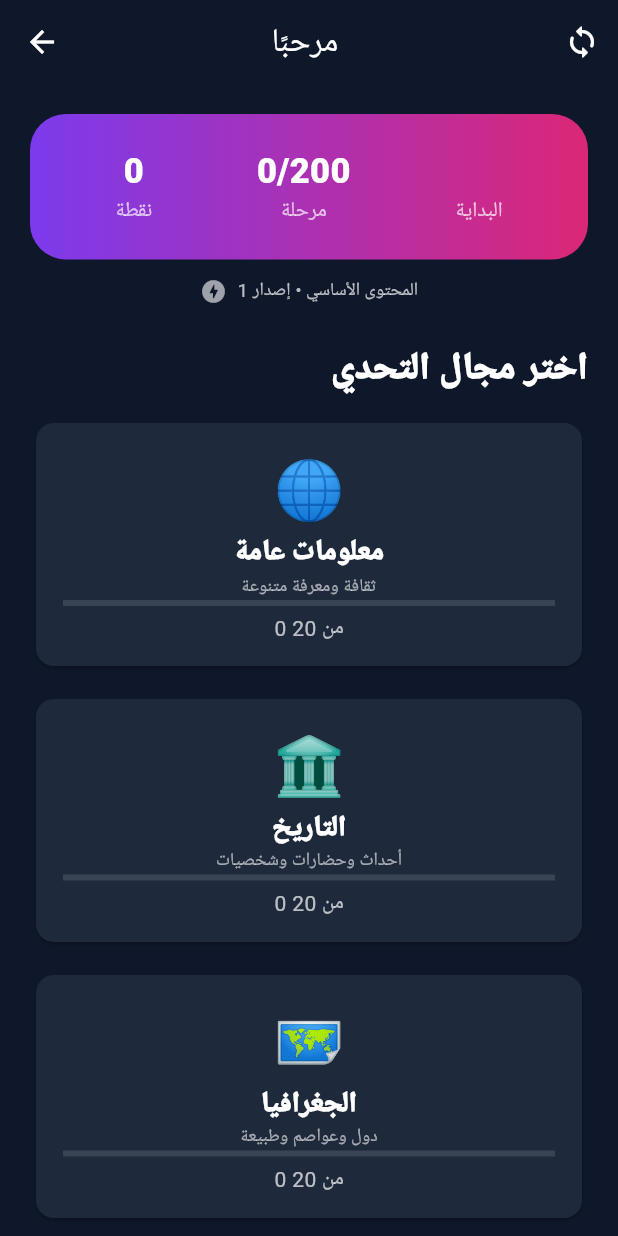
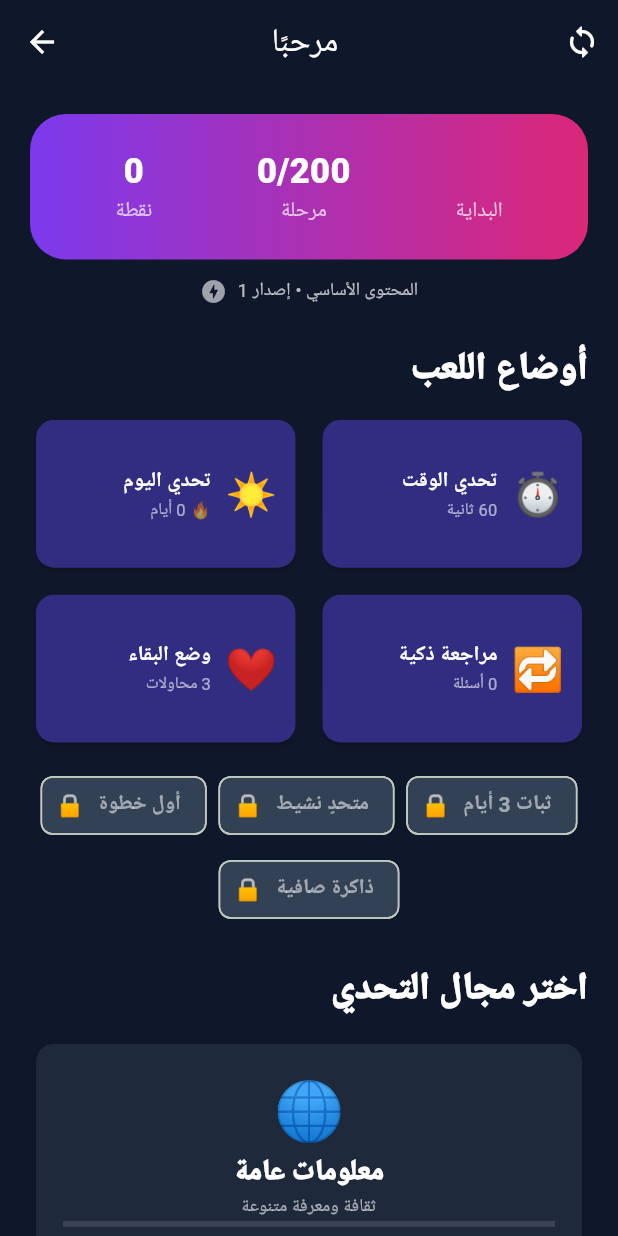
Before and after one commit to muatasemm-cmd/brain-adventure, a Flutter app: the AdultDashboardScreen screen opened directly with empty values, on a phone screen of 412 x 824 dp. Run offline on Flutter 3.47's test engine with Material 3 defaults, Android fonts, the light colour scheme and no system bars; our stand-ins replace shared_preferences, web; accounts and stored records are empty; network calls fail; Roboto replaces fonts that are missing (Arial).

Commit message:
Add daily and special adult challenge modes

```diff
--- a/lib/screens/adult_dashboard_screen.dart
+++ b/lib/screens/adult_dashboard_screen.dart
@@ -6,6 +6,7 @@ import '../services/adult_storage.dart';
 import '../services/online_content_service.dart';
 import '../data/adult_challenge_data.dart';
 import 'adult_levels_screen.dart';
+import 'adult_special_challenge_screen.dart';
 
 class AdultDashboardScreen extends StatefulWidget {
   final AdultPlayer player;
@@ -21,6 +22,8 @@ class _AdultDashboardScreenState extends State<AdultDashboardScreen> {
   Map<String, int> progress = {};
   OnlineContentResult? onlineContent;
   bool contentLoading = true;
+  Map<String, dynamic> daily = {};
+  Set<String> mistakes = {};
 
   @override
   void initState() {
@@ -32,10 +35,14 @@ class _AdultDashboardScreenState extends State<AdultDashboardScreen> {
     final results = await Future.wait([
       AdultStorage.loadProgress(widget.player.id),
       OnlineContentService.load(forceRefresh: true),
+      AdultStorage.loadDaily(widget.player.id),
+      AdultStorage.loadMistakes(widget.player.id),
     ]);
     progress = results[0] as Map<String, int>;
     onlineContent = results[1] as OnlineContentResult;
     categories = onlineContent!.categories;
+    daily = results[2] as Map<String, dynamic>;
+    mistakes = results[3] as Set<String>;
     contentLoading = false;
     if (mounted) setState(() {});
   }
@@ -124,6 +131,80 @@ class _AdultDashboardScreenState extends State<AdultDashboardScreen> {
             ),
             const SizedBox(height: 24),
             const Text(
+              'أوضاع اللعب',
+              textAlign: TextAlign.right,
+              textDirection: TextDirection.rtl,
+              style: TextStyle(
+                color: Colors.white,
+                fontSize: 25,
+                fontWeight: FontWeight.w900,
+              ),
+            ),
+            const SizedBox(height: 12),
+            GridView.count(
+              crossAxisCount: MediaQuery.sizeOf(context).width > 650 ? 4 : 2,
+              shrinkWrap: true,
+              physics: const NeverScrollableScrollPhysics(),
+              childAspectRatio: 1.7,
+              crossAxisSpacing: 10,
+              mainAxisSpacing: 10,
+              children: [
+                _ModeCard(
+                  icon: '☀️',
+                  title: 'تحدي اليوم',
+                  subtitle: '🔥 ${daily['streak'] ?? 0} أيام',
+                  onTap: () => openMode(AdultPlayMode.daily),
+                ),
+                _ModeCard(
+                  icon: '⏱️',
+                  title: 'تحدي الوقت',
+                  subtitle: '60 ثانية',
+                  onTap: () => openMode(AdultPlayMode.timed),
+                ),
+                _ModeCard(
+                  icon: '❤️',
+                  title: 'وضع البقاء',
+                  subtitle: '3 محاولات',
+                  onTap: () => openMode(AdultPlayMode.survival),
+                ),
+                _ModeCard(
+                  icon: '🔁',
+                  title: 'مراجعة ذكية',
+                  subtitle: '${mistakes.length} أسئلة',
+                  onTap: () => openMode(AdultPlayMode.review),
+                ),
+              ],
+            ),
+            const SizedBox(height: 14),
+            Wrap(
+              alignment: WrapAlignment.center,
+              spacing: 8,
+              runSpacing: 8,
+              children: [
+                _Achievement(
+                  label: 'أول خطوة',
+                  icon: '⭐',
+                  unlocked: progress.isNotEmpty,
+                ),
+                _Achievement(
+                  label: 'متحدٍ نشيط',
+                  icon: '🏅',
+                  unlocked: progress.length >= 10,
+                ),
+                _Achievement(
+                  label: 'ثبات 3 أيام',
+                  icon: '🔥',
+                  unlocked: (daily['streak'] as int? ?? 0) >= 3,
+                ),
+                _Achievement(
+                  label: 'ذاكرة صافية',
+                  icon: '🧠',
+                  unlocked: progress.isNotEmpty && mistakes.isEmpty,
+                ),
+              ],
+            ),
+            const SizedBox(height: 24),
+            const Text(
               'اختر مجال التحدي',
               textAlign: TextAlign.right,
               textDirection: TextDirection.rtl,
@@ -169,6 +250,21 @@ class _AdultDashboardScreenState extends State<AdultDashboardScreen> {
         ),
       ),
     );
+  }
+
+  Future<void> openMode(AdultPlayMode mode) async {
+    if (categories.isEmpty) return;
+    await Navigator.push(
+      context,
+      MaterialPageRoute(
+        builder: (_) => AdultSpecialChallengeScreen(
+          player: widget.player,
+          categories: categories,
+          mode: mode,
+        ),
+      ),
+    );
+    await load();
   }
 }
 
@@ -242,3 +338,82 @@ class _CategoryCard extends StatelessWidget {
     ),
   );
 }
+
+class _ModeCard extends StatelessWidget {
+  final String icon;
+  final String title;
+  final String subtitle;
+  final VoidCallback onTap;
+
+  const _ModeCard({
+    required this.icon,
+    required this.title,
+    required this.subtitle,
+    required this.onTap,
+  });
+
+  @override
+  Widget build(BuildContext context) => Card(
+    color: const Color(0xFF312E81),
+    child: InkWell(
+      onTap: onTap,
+      borderRadius: BorderRadius.circular(12),
+      child: Padding(
+        padding: const EdgeInsets.all(12),
+        child: Row(
+          textDirection: TextDirection.rtl,
+          children: [
+            Text(icon, style: const TextStyle(fontSize: 28)),
+            const SizedBox(width: 9),
+            Expanded(
+              child: Column(
+                mainAxisAlignment: MainAxisAlignment.center,
+                crossAxisAlignment: CrossAxisAlignment.end,
+                children: [
+                  Text(
+                    title,
+                    textDirection: TextDirection.rtl,
+                    style: const TextStyle(
+                      color: Colors.white,
+                      fontWeight: FontWeight.bold,
+                    ),
+                  ),
+                  Text(
+                    subtitle,
+                    textDirection: TextDirection.rtl,
+                    style: const TextStyle(color: Colors.white60, fontSize: 11),
+                  ),
+                ],
+              ),
+            ),
+          ],
+        ),
+      ),
+    ),
+  );
+}
+
+class _Achievement extends StatelessWidget {
+  final String label;
+  final String icon;
+  final bool unlocked;
+
+  const _Achievement({
+    required this.label,
+    required this.icon,
+    required this.unlocked,
+  });
+
+  @override
+  Widget build(BuildContext context) => Chip(
+    avatar: Text(unlocked ? icon : '🔒'),
+    label: Text(label),
+    backgroundColor: unlocked
+        ? const Color(0xFFFDE68A)
+        : const Color(0xFF334155),
+    labelStyle: TextStyle(
+      color: unlocked ? const Color(0xFF422006) : Colors.white54,
+      fontWeight: FontWeight.bold,
+    ),
+  );
+}
--- a/lib/services/adult_storage.dart
+++ b/lib/services/adult_storage.dart
@@ -51,6 +51,8 @@ class AdultStorage {
   }
 
   static String _progressKey(String playerId) => 'adult_progress_$playerId';
+  static String _mistakesKey(String playerId) => 'adult_mistakes_$playerId';
+  static String _dailyKey(String playerId) => 'adult_daily_$playerId';
 
   static Future<Map<String, int>> loadProgress(String playerId) async {
     final preferences = await SharedPreferences.getInstance();
@@ -73,4 +75,54 @@ class AdultStorage {
     final preferences = await SharedPreferences.getInstance();
     await preferences.setString(_progressKey(playerId), jsonEncode(progress));
   }
+
+  static Future<Set<String>> loadMistakes(String playerId) async {
+    final preferences = await SharedPreferences.getInstance();
+    return (preferences.getStringList(_mistakesKey(playerId)) ?? const [])
+        .toSet();
+  }
+
+  static Future<void> recordMistake(String playerId, String questionId) async {
+    final mistakes = await loadMistakes(playerId)
+      ..add(questionId);
+    final preferences = await SharedPreferences.getInstance();
+    await preferences.setStringList(_mistakesKey(playerId), mistakes.toList());
+  }
+
+  static Future<void> masterQuestion(String playerId, String questionId) async {
+    final mistakes = await loadMistakes(playerId)
+      ..remove(questionId);
+    final preferences = await SharedPreferences.getInstance();
+    await preferences.setStringList(_mistakesKey(playerId), mistakes.toList());
+  }
+
+  static String dayKey(DateTime date) =>
+      '${date.year}-${date.month.toString().padLeft(2, '0')}-${date.day.toString().padLeft(2, '0')}';
+
+  static Future<Map<String, dynamic>> loadDaily(String playerId) async {
+    final preferences = await SharedPreferences.getInstance();
+    final encoded = preferences.getString(_dailyKey(playerId));
+    if (encoded == null) return {};
+    return jsonDecode(encoded) as Map<String, dynamic>;
+  }
+
+  static Future<int> recordDailyResult({
+    required String playerId,
+    required DateTime now,
+    required int score,
+  }) async {
+    final data = await loadDaily(playerId);
+    final today = dayKey(now);
+    if (data['lastDay'] == today) return data['streak'] as int? ?? 1;
+    final yesterday = dayKey(now.subtract(const Duration(days: 1)));
+    final streak = data['lastDay'] == yesterday
+        ? (data['streak'] as int? ?? 0) + 1
+        : 1;
+    final preferences = await SharedPreferences.getInstance();
+    await preferences.setString(
+      _dailyKey(playerId),
+      jsonEncode({'lastDay': today, 'streak': streak, 'score': score}),
+    );
+    return streak;
+  }
 }
```
Also changed, not shown: lib/screens/adult_quiz_screen.dart (+7 -1 lines), lib/screens/adult_special_challenge_screen.dart (added, +312 -0 lines), 1 other file.
